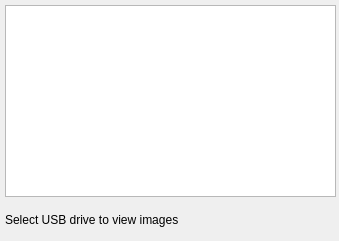
The window that Dialogs/loadusbdlg.ui (towhee/Winnow64) describes before a commit, drawn with Qt 5.
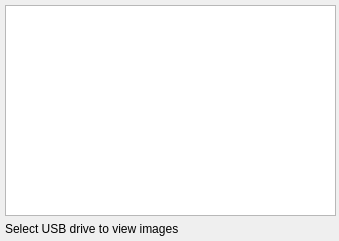
The same window after the commit.

What changed in the file:
```diff
--- a/Dialogs/loadusbdlg.ui
+++ b/Dialogs/loadusbdlg.ui
@@ -50,11 +50,17 @@
     <item>
      <widget class="QListWidget" name="usbList">
       <property name="sizePolicy">
-       <sizepolicy hsizetype="MinimumExpanding" vsizetype="Preferred">
+       <sizepolicy hsizetype="MinimumExpanding" vsizetype="MinimumExpanding">
         <horstretch>0</horstretch>
         <verstretch>0</verstretch>
        </sizepolicy>
       </property>
+      <property name="iconSize">
+       <size>
+        <width>30</width>
+        <height>30</height>
+       </size>
+      </property>
      </widget>
     </item>
     <item>
```
